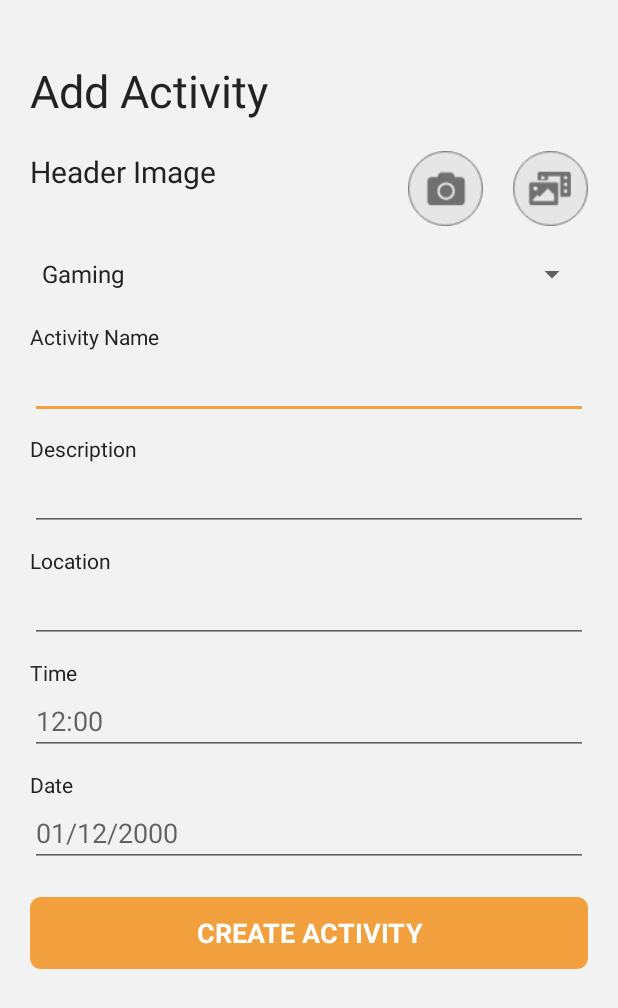
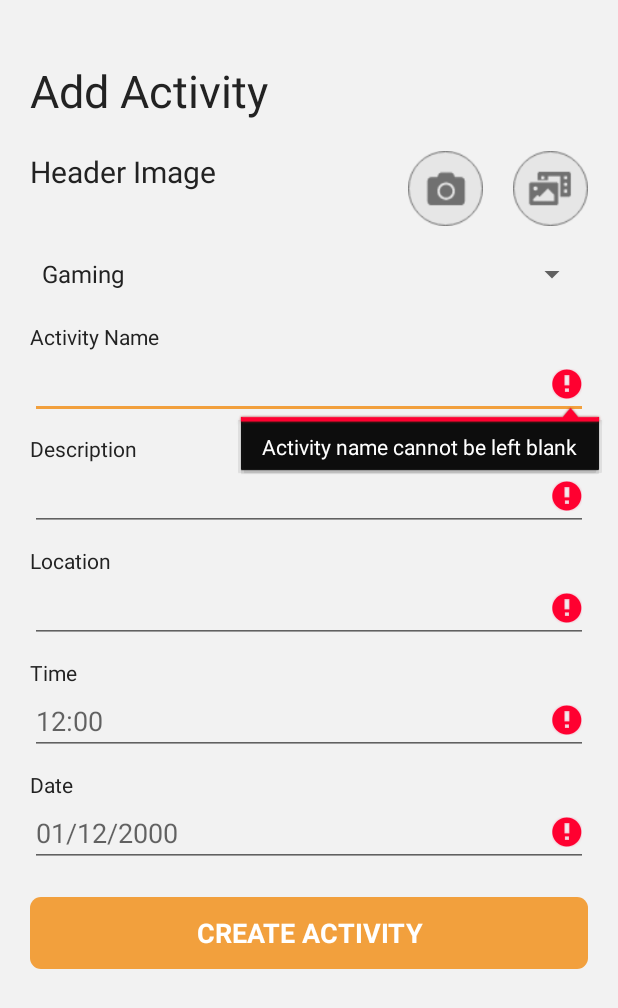
Before and after one commit to tgonet/Social.ly, an Android app: the CreateActivity screen opened directly, with no data from a screen before it, after a tap on "CREATE ACTIVITY", on a phone screen of 412 x 824 dp. Shown: the top 1008 px of the screen. Run offline under Robolectric (Android 15) with nearby library versions, the phone set to English and light mode, and no system bars; our stand-ins replace Firebase (no records; nobody signed in at launch, a user with empty details on screens opened directly); Roboto replaces fonts that are not available here.

Commit message:
Version 10. Update to solve errors.

```diff
--- a/app/build.gradle
+++ b/app/build.gradle
@@ -9,7 +9,7 @@ android {
         applicationId "sg.MAD.socially"
         minSdkVersion 21
         targetSdkVersion 29
-        versionCode 9
+        versionCode 10
         versionName "Final"
 
         testInstrumentationRunner "androidx.test.runner.AndroidJUnitRunner"
--- a/app/src/main/java/sg/MAD/socially/CreateActivity.java
+++ b/app/src/main/java/sg/MAD/socially/CreateActivity.java
@@ -214,13 +214,26 @@ public class CreateActivity extends AppCompatActivity implements AdapterView.OnI
     private void CreateBtn() {
         //Retrieve the input text
         String activityname = ActivityName.getText().toString();
+        if(activityname.isEmpty()){
+            ActivityName.setError("Activity name cannot be left blank");
+        }
         String desc = Desc.getText().toString();
+        if(desc.isEmpty()){
+            Desc.setError("Description cannot be left blank");
+        }
         String location = Location.getText().toString();
+        if(location.isEmpty()){
+           Location.setError("Location cannot be left blank");
+        }
         String time = Time.getText().toString();
+        if(time.isEmpty()){
+            Time.setError("Time cannot be left blank");
+        }
         String date = Date.getText().toString();
-        Log.d("date", date);
-        Log.d("time",time);
-        if (!activityname.isEmpty() || !desc.isEmpty() || !location.isEmpty() || !time.isEmpty() || !date.isEmpty()) {
+        if(date.isEmpty()){
+            Date.setError("Date cannot be left blank");
+        }
+        if (!activityname.isEmpty() && !desc.isEmpty() && !location.isEmpty() && !time.isEmpty() && !date.isEmpty()) {
 
             //Address of the firebase i am pushing data into
             reference = FirebaseDatabase.getInstance().getReference("Activity").child(interest).push();
--- a/app/src/main/java/sg/MAD/socially/DisplayActivities.java
+++ b/app/src/main/java/sg/MAD/socially/DisplayActivities.java
@@ -42,6 +42,7 @@ public class DisplayActivities extends AppCompatActivity {
         recyclerView.setLayoutManager(new LinearLayoutManager(this)); //instantiates adapter to display as recylcerview
         Createacticitybtn = findViewById(R.id.button_create_activity);
         list = new ArrayList<>();
+
 
         //bring user to create activity
         Createacticitybtn.setOnClickListener(new View.OnClickListener() {
```
Also changed, not shown: app/src/main/java/sg/MAD/socially/Login.java (+8 -1 lines), 1 other file.
